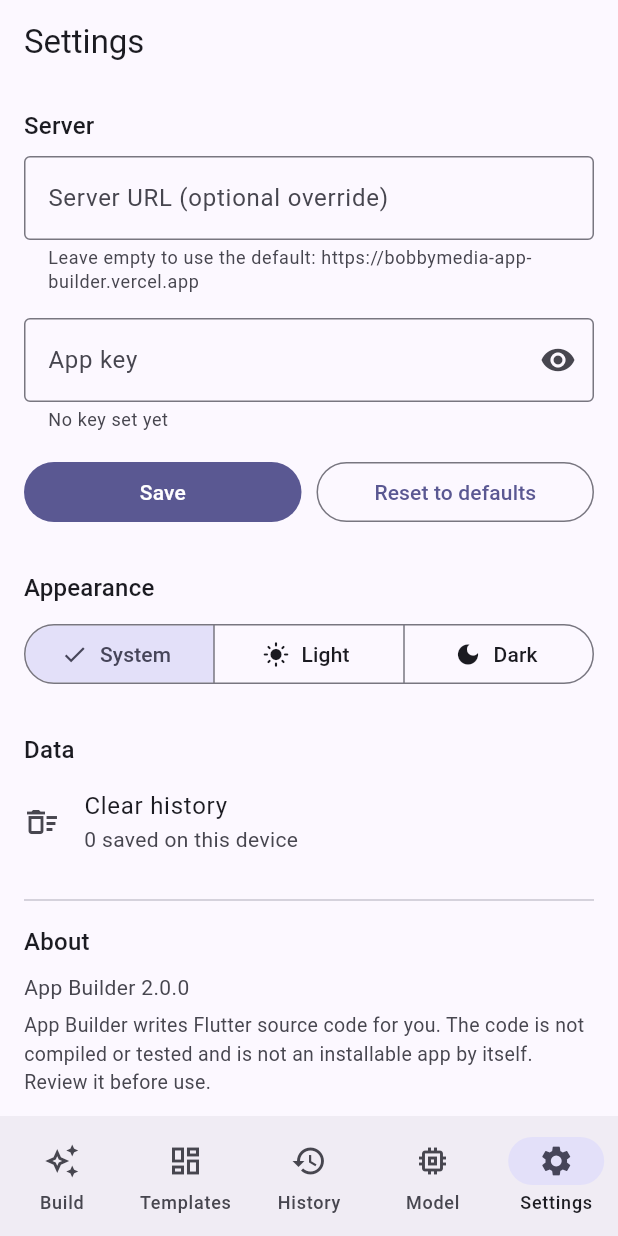
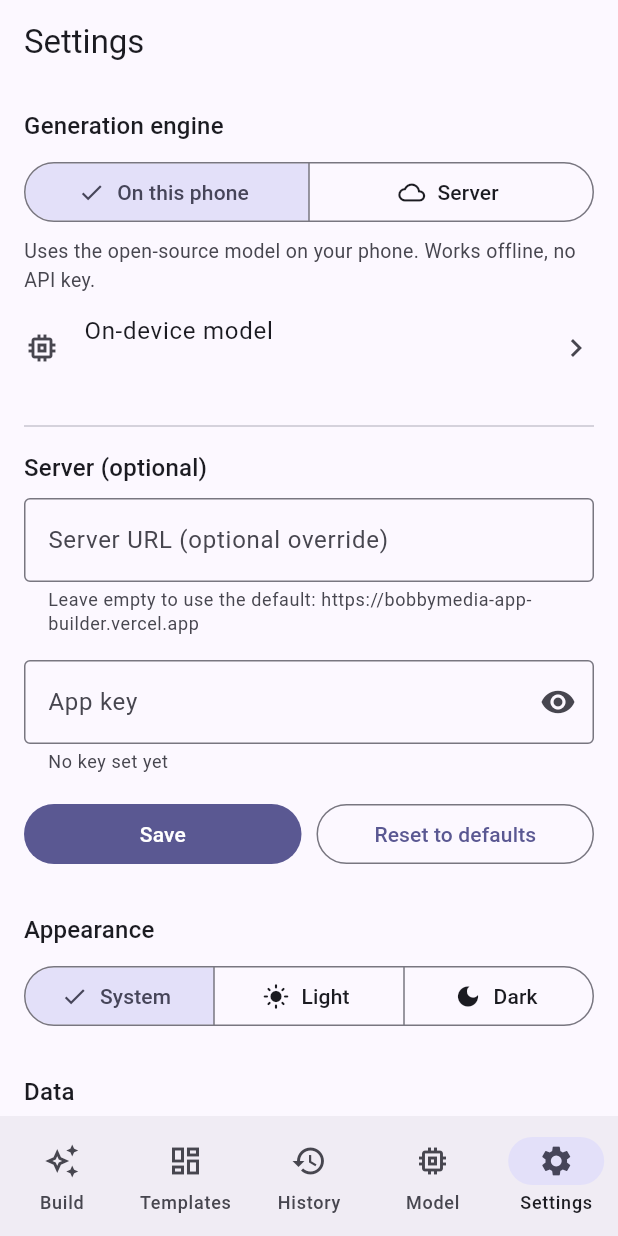
Before and after one commit to Bobbykelvin11/app-builder-bot, a Flutter app: the screen it shows after launch, item 5 of the bottom bar chosen, on a phone screen of 412 x 824 dp. Run offline on Flutter 3.47's test engine with Material 3 defaults, Android fonts, the phone set to English and light mode, and no system bars; our stand-ins replace material_ui, share_plus, shared_preferences.

Commit message:
v2.1 (4/5): result/settings/templates screens and tests

```diff
--- a/mobile/lib/src/screens/result_screen.dart
+++ b/mobile/lib/src/screens/result_screen.dart
@@ -11,9 +11,11 @@ class ResultScreen extends StatelessWidget {
     super.key,
     required this.generation,
     this.fromHistory = false,
+    this.isTemplate = false,
   });
   final Generation generation;
   final bool fromHistory;
+  final bool isTemplate;
 
   Future<void> _copy(BuildContext context) async {
     await Clipboard.setData(ClipboardData(text: generation.code));
@@ -98,6 +100,28 @@ class ResultScreen extends StatelessWidget {
               onPressed: () => _share(btnContext),
             ),
           ),
+          if (isTemplate)
+            IconButton(
+              tooltip: 'Save to history',
+              icon: const Icon(Icons.bookmark_add_outlined),
+              onPressed: () async {
+                await AppStateScope.read(context).addToHistory(
+                  Generation(
+                    id: DateTime.now().microsecondsSinceEpoch.toString(),
+                    prompt: generation.prompt,
+                    code: generation.code,
+                    file: generation.file,
+                    createdAt: DateTime.now(),
+                    source: 'template',
+                  ),
+                );
+                if (context.mounted) {
+                  ScaffoldMessenger.of(context).showSnackBar(
+                    const SnackBar(content: Text('Saved to history')),
+                  );
+                }
+              },
+            ),
           if (fromHistory)
             IconButton(
               tooltip: 'Delete',
@@ -122,8 +146,9 @@ class ResultScreen extends StatelessWidget {
             Padding(
               padding: const EdgeInsets.symmetric(horizontal: 16),
               child: Text(
-                '${generation.lineCount} lines'
-                '${generation.model != null ? ' • ${generation.model}' : ''}',
+                '${generation.sourceLabel} • ${generation.lineCount} lines'
+                '${generation.model != null ? ' • ${generation.model}' : ''}'
+                '${generation.stopped ? ' • stopped early, may be incomplete' : ''}',
                 style: TextStyle(color: scheme.onSurfaceVariant, fontSize: 12),
               ),
             ),
--- a/mobile/lib/src/screens/settings_screen.dart
+++ b/mobile/lib/src/screens/settings_screen.dart
@@ -4,7 +4,8 @@ import '../app.dart';
 import '../config.dart';
 
 class SettingsScreen extends StatefulWidget {
-  const SettingsScreen({super.key});
+  const SettingsScreen({super.key, required this.onOpenTab});
+  final ValueChanged<int> onOpenTab;
   @override
   State<SettingsScreen> createState() => _SettingsScreenState();
 }
@@ -103,7 +104,47 @@ class _SettingsScreenState extends State<SettingsScreen> {
       body: ListView(
         padding: const EdgeInsets.all(16),
         children: [
-          Text('Server', style: Theme.of(context).textTheme.titleMedium),
+          Text(
+            'Generation engine',
+            style: Theme.of(context).textTheme.titleMedium,
+          ),
+          const SizedBox(height: 8),
+          SegmentedButton<bool>(
+            segments: const [
+              ButtonSegment(
+                value: true,
+                label: Text('On this phone'),
+                icon: Icon(Icons.offline_bolt),
+              ),
+              ButtonSegment(
+                value: false,
+                label: Text('Server'),
+                icon: Icon(Icons.cloud_outlined),
+              ),
+            ],
+            selected: {state.useDevice},
+            onSelectionChanged: (s) => state.setUseDevice(s.first),
+          ),
+          const SizedBox(height: 6),
+          Text(
+            state.useDevice
+                ? 'Uses the open-source model on your phone. Works offline, no API key.'
+                : 'Uses the App Builder server. Needs internet and an App key.',
+            style: TextStyle(color: scheme.onSurfaceVariant, fontSize: 13),
+          ),
+          ListTile(
+            contentPadding: EdgeInsets.zero,
+            leading: const Icon(Icons.memory),
+            title: const Text('On-device model'),
+            subtitle: Text(state.selectedModel.name),
+            trailing: const Icon(Icons.chevron_right),
+            onTap: () => widget.onOpenTab(Tabs.model),
+          ),
+          const Divider(height: 32),
+          Text(
+            'Server (optional)',
+            style: Theme.of(context).textTheme.titleMedium,
+          ),
           const SizedBox(height: 8),
           TextField(
             controller: _url,
@@ -188,7 +229,7 @@ class _SettingsScreenState extends State<SettingsScreen> {
           Text('About', style: Theme.of(context).textTheme.titleMedium),
           const SizedBox(height: 8),
           Text(
-            'App Builder 2.0.0',
+            'App Builder 2.1.0',
             style: TextStyle(color: scheme.onSurfaceVariant),
           ),
           const SizedBox(height: 6),
```
Also changed, not shown: mobile/lib/src/screens/templates_screen.dart (added, +52 -0 lines), 1 other file.
